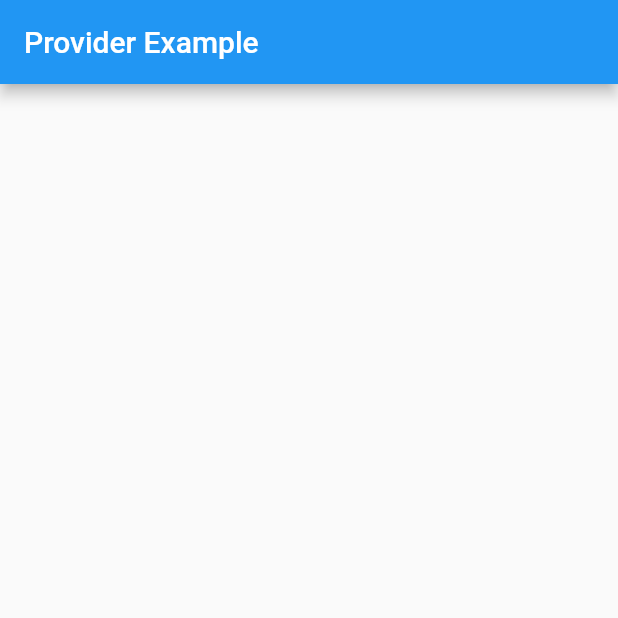
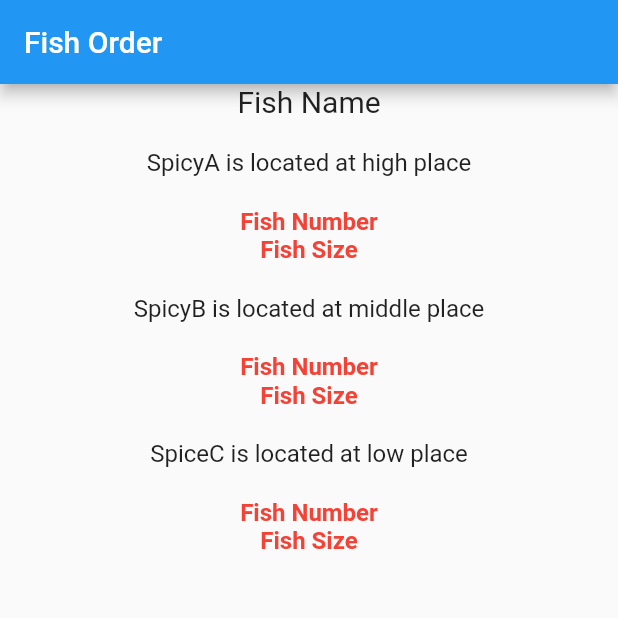
Before and after one commit to gandalgom/chef-provider-ex, a Flutter app: the screen it shows after launch, on a phone screen of 412 x 824 dp, the top half of it. Run offline on Flutter 3.47's test engine with Material 2 defaults, Android fonts, the phone set to English and light mode, and no system bars.

Commit message:
provider 라이브러리 추가 및 기본 프레임 작성

```diff
--- a/lib/main.dart
+++ b/lib/main.dart
@@ -1,4 +1,6 @@
 import 'package:flutter/material.dart';
+
+import 'src/screens.dart';
 
 void main() {
   runApp(const MyApp());
@@ -15,20 +17,7 @@ class MyApp extends StatelessWidget {
       theme: ThemeData(
         primarySwatch: Colors.blue,
       ),
-      home: const MyHome(),
+      home: const FishOrder(),
     );
   }
 }
-
-class MyHome extends StatelessWidget {
-  const MyHome({Key? key}) : super(key: key);
-
-  @override
-  Widget build(BuildContext context) {
-    return Scaffold(
-      appBar: AppBar(
-        title: const Text('Provider Example'),
-      ),
-    );
-  }
-}
--- /dev/null
+++ b/lib/src/models.dart
@@ -0,0 +1,7 @@
+class Fish {
+  Fish(this.name, this.number, this.size);
+
+  final String name;
+  final int number;
+  final String size;
+}
--- /dev/null
+++ b/lib/src/screens.dart
@@ -0,0 +1,25 @@
+import 'package:flutter/material.dart';
+
+import 'widgets.dart';
+
+class FishOrder extends StatelessWidget {
+  const FishOrder({Key? key}) : super(key: key);
+
+  @override
+  Widget build(BuildContext context) {
+    return Scaffold(
+      appBar: AppBar(
+        title: const Text('Fish Order'),
+      ),
+      body: Center(
+        child: Column(
+          children: const [
+            Text('Fish Name', style: TextStyle(fontSize: 20.0)),
+            SizedBox(height: 20.0),
+            High(),
+          ],
+        ),
+      ),
+    );
+  }
+}
--- /dev/null
+++ b/lib/src/widgets.dart
@@ -0,0 +1,144 @@
+import 'package:flutter/material.dart';
+
+class High extends StatelessWidget {
+  const High({Key? key}) : super(key: key);
+
+  @override
+  Widget build(BuildContext context) {
+    return Column(
+      children: const [
+        Text(
+          'SpicyA is located at high place',
+          style: TextStyle(fontSize: 16.0),
+        ),
+        SizedBox(height: 20.0),
+        SpicyA(),
+      ],
+    );
+  }
+}
+
+class SpicyA extends StatelessWidget {
+  const SpicyA({Key? key}) : super(key: key);
+
+  @override
+  Widget build(BuildContext context) {
+    return Column(
+      children: const [
+        Text(
+          'Fish Number',
+          style: TextStyle(
+            fontSize: 16.0,
+            color: Colors.red,
+            fontWeight: FontWeight.bold,
+          ),
+        ),
+        Text(
+          'Fish Size',
+          style: TextStyle(
+            fontSize: 16.0,
+            color: Colors.red,
+            fontWeight: FontWeight.bold,
+          ),
+        ),
+        SizedBox(height: 20.0),
+        Middle(),
+      ],
+    );
+  }
+}
+
+class Middle extends StatelessWidget {
+  const Middle({Key? key}) : super(key: key);
+
+  @override
+  Widget build(BuildContext context) {
+    return Column(
+      children: const [
+        Text(
+          'SpicyB is located at middle place',
+          style: TextStyle(fontSize: 16.0),
+        ),
+        SizedBox(height: 20.0),
+        SpicyB(),
+      ],
+    );
+  }
+}
+
+class SpicyB extends StatelessWidget {
+  const SpicyB({Key? key}) : super(key: key);
+
+  @override
+  Widget build(BuildContext context) {
+    return Column(
+      children: const [
+        Text(
+          'Fish Number',
+          style: TextStyle(
+            fontSize: 16.0,
+            color: Colors.red,
+            fontWeight: FontWeight.bold,
+          ),
+        ),
+        Text(
+          'Fish Size',
+          style: TextStyle(
+            fontSize: 16.0,
+            color: Colors.red,
+            fontWeight: FontWeight.bold,
+          ),
+        ),
+        SizedBox(height: 20.0),
+        Low(),
+      ],
+    );
+  }
+}
+
+class Low extends StatelessWidget {
+  const Low({Key? key}) : super(key: key);
+
+  @override
+  Widget build(BuildContext context) {
+    return Column(
+      children: const [
+        Text(
+          'SpiceC is located at low place',
+          style: TextStyle(fontSize: 16.0),
+        ),
+        SizedBox(height: 20.0),
+        SpicyC(),
+      ],
+    );
+  }
+}
+
+class SpicyC extends StatelessWidget {
+  const SpicyC({Key? key}) : super(key: key);
+
+  @override
+  Widget build(BuildContext context) {
+    return Column(
+      children: const [
+        Text(
+          'Fish Number',
+          style: TextStyle(
+            fontSize: 16.0,
+            color: Colors.red,
+            fontWeight: FontWeight.bold,
+          ),
+        ),
+        Text(
+          'Fish Size',
+          style: TextStyle(
+            fontSize: 16.0,
+            color: Colors.red,
+            fontWeight: FontWeight.bold,
+          ),
+        ),
+        SizedBox(height: 20.0),
+      ],
+    );
+  }
+}
--- a/pubspec.yaml
+++ b/pubspec.yaml
@@ -34,6 +34,7 @@ dependencies:
   # The following adds the Cupertino Icons font to your application.
   # Use with the CupertinoIcons class for iOS style icons.
   cupertino_icons: ^1.0.2
+  provider: ^6.0.3
 
 dev_dependencies:
   flutter_test:
```
Also changed, not shown: pubspec.lock.
